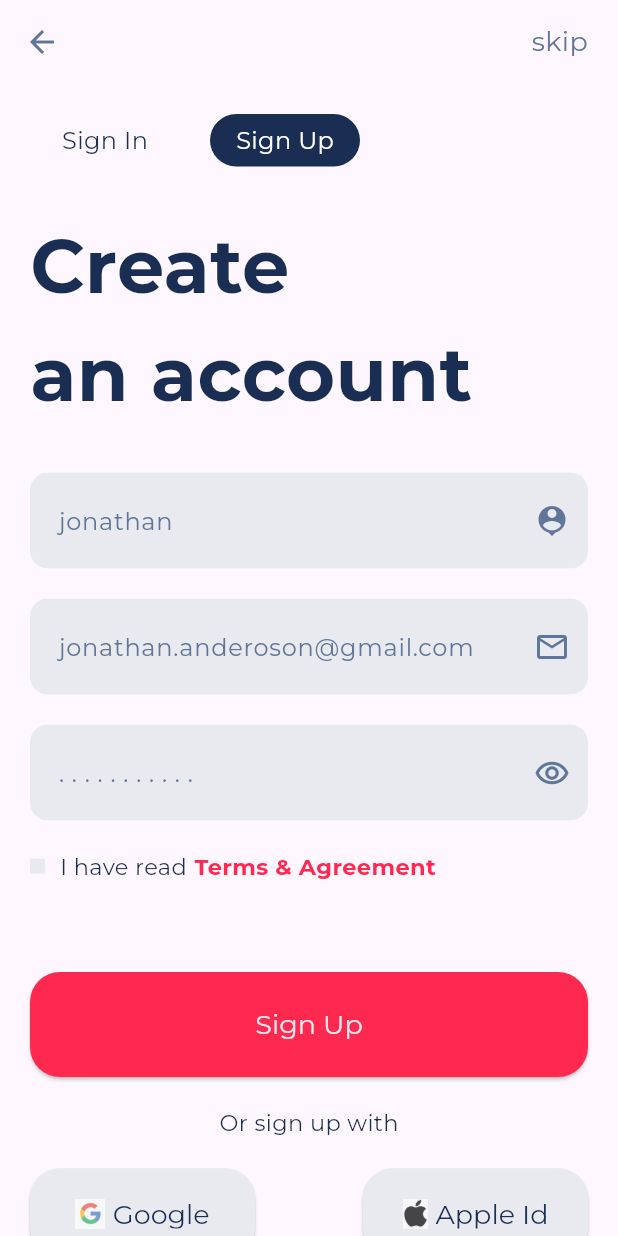
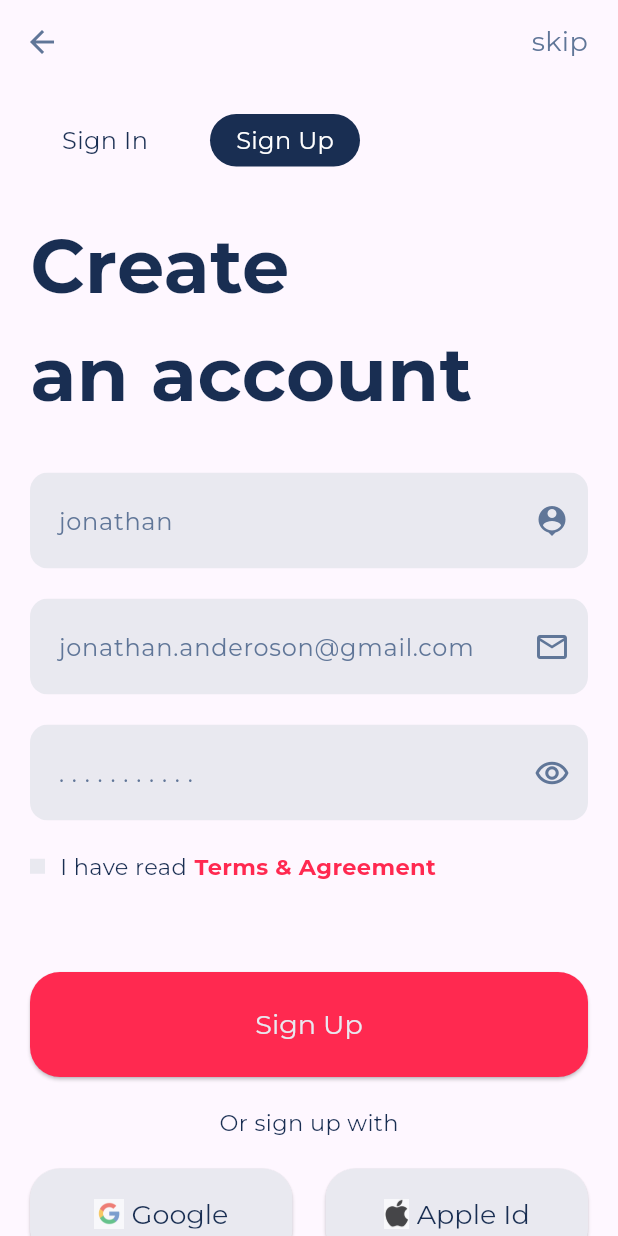
Before and after one commit to jayawardhanadskp/News_App_Ui, a Flutter app: the SignUp screen opened directly, on a phone screen of 412 x 824 dp. Run offline on Flutter 3.47's test engine with Material 3 defaults, Android fonts, the phone set to English and light mode, and no system bars; our stand-ins replace google_fonts.

Commit message:
screen 04

```diff
--- a/lib/screens/04.dart
+++ b/lib/screens/04.dart
@@ -197,7 +197,7 @@ class SignUp extends StatelessWidget {
                         textStyle: const TextStyle(
                           fontSize: 18,
                         ),
-                        fixedSize: const Size(150, 60)
+                        fixedSize: const Size(175, 60)
                     ),
                     child: Row(
                       mainAxisAlignment: MainAxisAlignment.center,
@@ -220,7 +220,7 @@ class SignUp extends StatelessWidget {
                         textStyle: const TextStyle(
                           fontSize: 18,
                         ),
-                        fixedSize: const Size(150, 60)
+                        fixedSize: const Size(175, 60)
                     ),
                     child: Row(
                       mainAxisAlignment: MainAxisAlignment.center,
```
